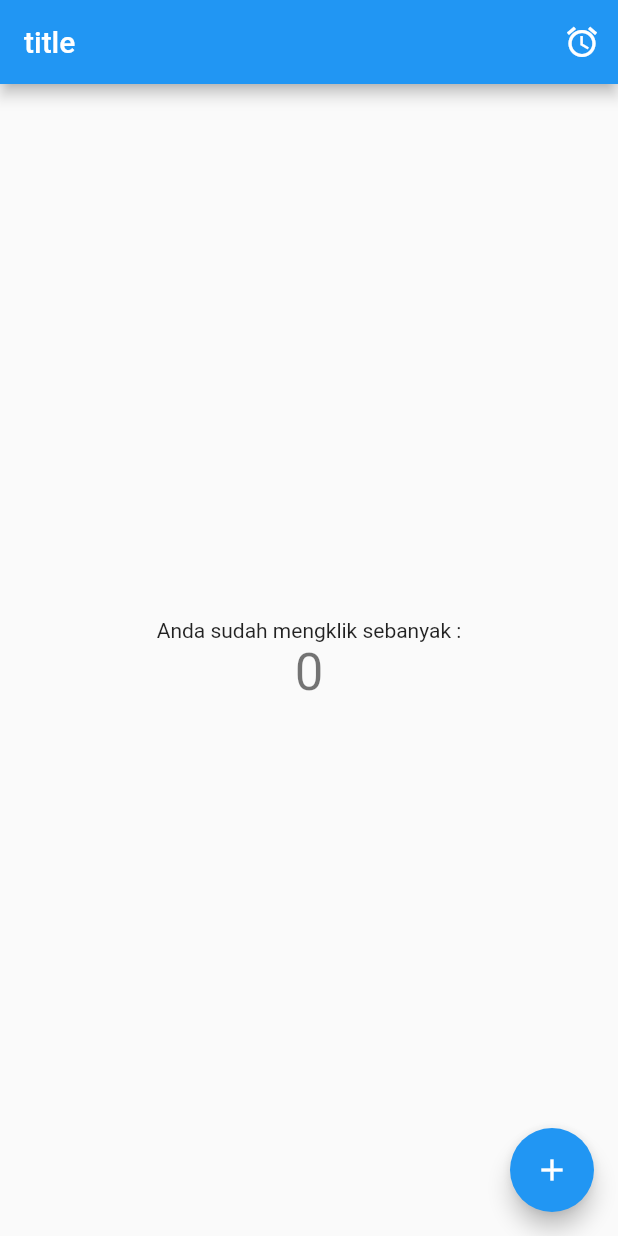
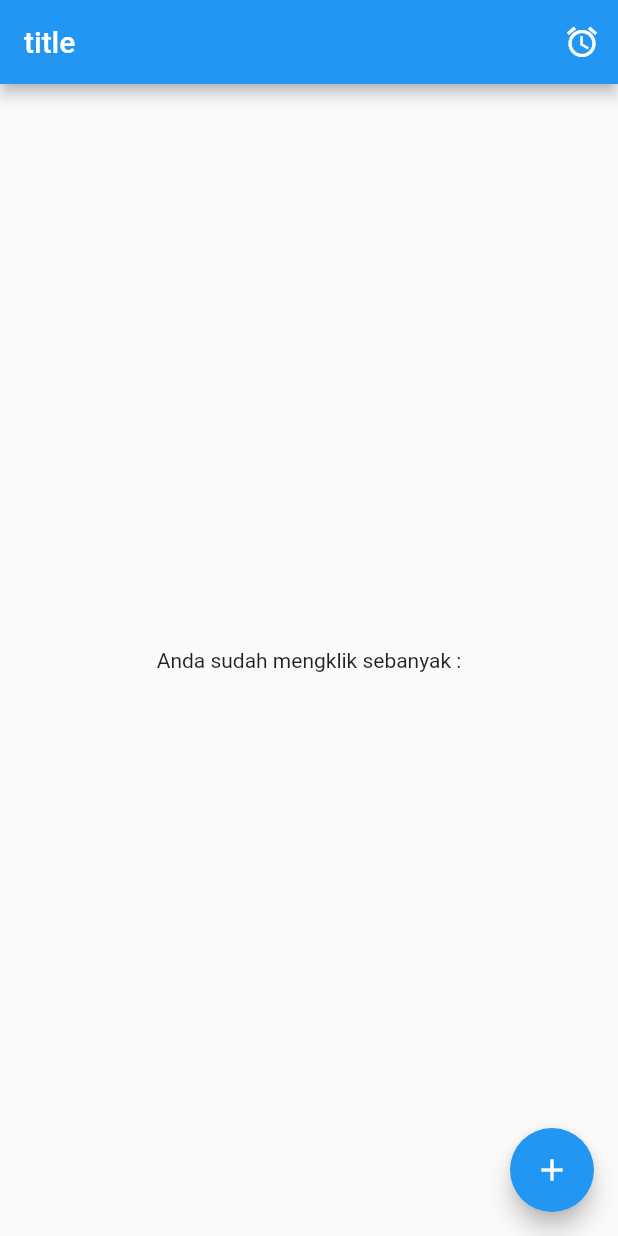
Before and after one commit to anangfatkur/dependency-mana, a Flutter app: the screen it shows after launch, after a tap on the "alarm" icon, on a phone screen of 412 x 824 dp. Run offline on Flutter 3.47's test engine with Material 2 defaults, Android fonts, the phone set to English and light mode, and no system bars; our stand-ins replace get, shared_preferences.

Commit message:
penggunaan darkmode

```diff
--- a/lib/main.dart
+++ b/lib/main.dart
@@ -17,9 +17,7 @@ class MyApp extends StatelessWidget {
       translations: MyTranslation(),
       locale: const Locale('en'),
       title: 'Flutter Demo',
-      theme: ThemeData(
-        primarySwatch: Colors.blue,
-      ),
+      theme: ThemeData.light(),
       home: MyHomePageTranslations(title: 'title'.trArgs(['anang', 'Kopi'])),
       getPages: AppPages.pages,
     );
@@ -144,13 +142,13 @@ class MyHomePageTranslations extends StatefulWidget {
 }
 
 class _MyHomePageTranslations extends State<MyHomePageTranslations> {
-  int _counter = 0;
+  // int _counter = 0;
 
-  void _incrementCounter() {
-    setState(() {
-      _counter++;
-    });
-  }
+  // void _incrementCounter() {
+  //   setState(() {
+  //     _counter++;
+  //   });
+  // }
 
   @override
   Widget build(BuildContext context) {
@@ -168,7 +166,7 @@ class _MyHomePageTranslations extends State<MyHomePageTranslations> {
           IconButton(
             onPressed: () {
               Get.updateLocale(
-                Locale('id'),
+                const Locale('id'),
               );
             },
             icon: const Icon(Icons.alarm),
@@ -182,15 +180,18 @@ class _MyHomePageTranslations extends State<MyHomePageTranslations> {
             Text(
               'body'.tr,
             ),
-            Text(
-              '$_counter',
-              style: Theme.of(context).textTheme.headline4,
-            ),
+            // Text(
+            //   // '$_counter',
+            //   style: Theme.of(context).textTheme.headline4,
+            // ),
           ],
         ),
       ),
       floatingActionButton: FloatingActionButton(
-        onPressed: _incrementCounter,
+        onPressed: () {
+          Get.changeTheme(
+              Get.isDarkMode ? ThemeData.light() : ThemeData.dark());
+        },
         tooltip: 'Increment',
         child: const Icon(Icons.add),
       ),
```
